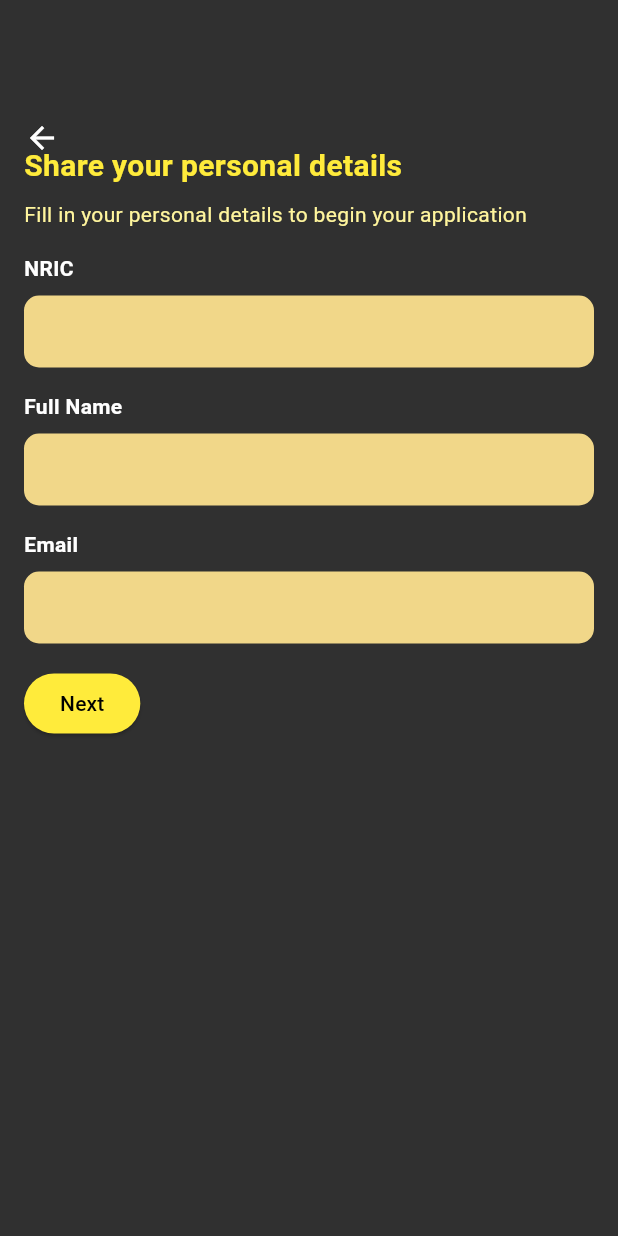
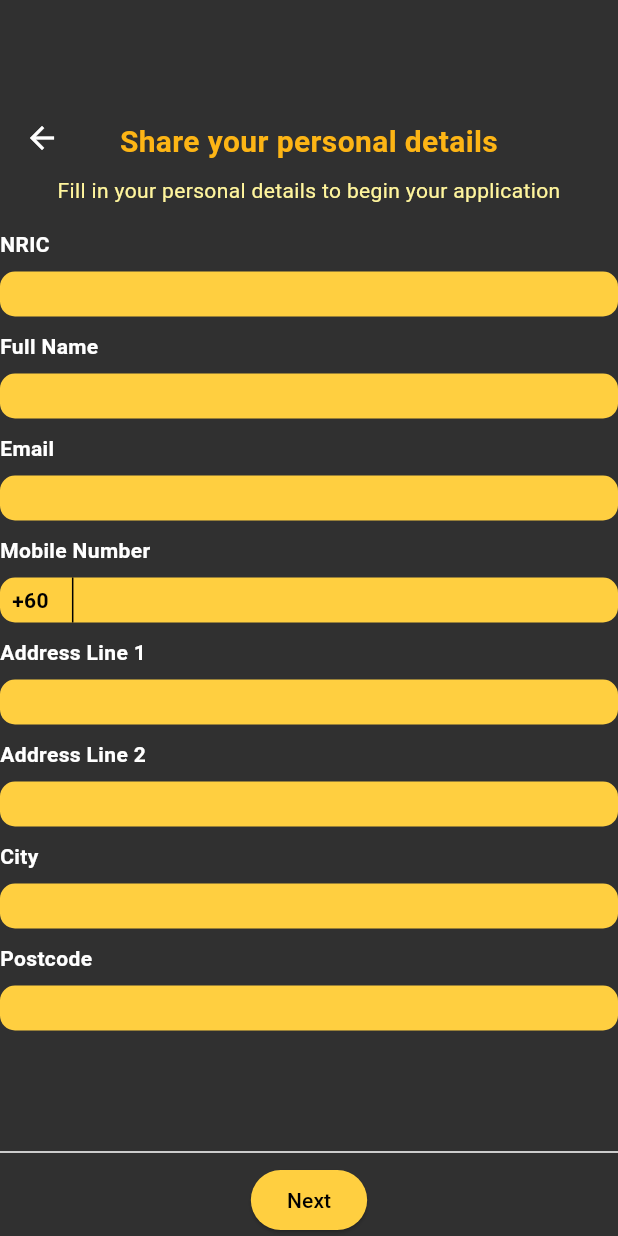
Before and after one commit to intanaqilah-mf/kitatongtong, a Flutter app: the ApplyAid screen opened directly, on a phone screen of 412 x 824 dp. Run offline on Flutter 3.47's test engine with Material 3 defaults, Android fonts, the phone set to English and light mode, and no system bars.

Commit message:
Completing first page Asnaf form

```diff
--- a/lib/pages/applyAid.dart
+++ b/lib/pages/applyAid.dart
@@ -41,9 +41,8 @@ class _ApplyAidState extends State<ApplyAid> {
                     padding: const EdgeInsets.symmetric(horizontal: 16.0),
                     child: Stack(
                       children: [
-                        // Progress Bar Background
                         Container(
-                          height: 15, // Increased height for visibility
+                          height: 23,
                           decoration: BoxDecoration(
                             color: Colors.white,
                             borderRadius: BorderRadius.circular(10),
@@ -54,7 +53,7 @@ class _ApplyAidState extends State<ApplyAid> {
                           duration: Duration(milliseconds: 300),
                           curve: Curves.easeInOut,
                           width: MediaQuery.of(context).size.width * 0.74 * (currentStep / totalSteps),
-                          height: 15, // Same height as background
+                          height: 23, // Same height as background
                           decoration: BoxDecoration(
                             color: Colors.green,
                             borderRadius: BorderRadius.circular(10),
@@ -77,18 +76,21 @@ class _ApplyAidState extends State<ApplyAid> {
           ),
         ),
       ),
-      body: Padding(
-        padding: const EdgeInsets.all(16.0),
+      body: Column(
+        crossAxisAlignment: CrossAxisAlignment.start,
+        children: [
+          // Centered Title and Subtitle
+          Center(
             child: Column(
-          crossAxisAlignment: CrossAxisAlignment.start,
               children: [
                 Text(
                   "Share your personal details",
                   style: TextStyle(
                     fontSize: 20,
                     fontWeight: FontWeight.bold,
-                color: Colors.yellow,
+                    color: Color(0xFFFDB515),
                   ),
+                  textAlign: TextAlign.center,
                 ),
                 SizedBox(height: 8),
                 Text(
@@ -97,20 +99,38 @@ class _ApplyAidState extends State<ApplyAid> {
                     fontSize: 14,
                     color: Colors.yellow[200],
                   ),
+                  textAlign: TextAlign.center,
+                ),
+              ],
+            ),
           ),
           SizedBox(height: 16),
           // NRIC Field
           buildTextField("NRIC"),
-            SizedBox(height: 16),
+          SizedBox(height: 10),
           // Full Name Field
           buildTextField("Full Name"),
-            SizedBox(height: 16),
+          SizedBox(height: 10),
           // Email Field
           buildTextField("Email"),
-            SizedBox(height: 16),
-            ElevatedButton(
+          SizedBox(height: 10),
+          // Mobile Number Field
+          buildMobileNumberField(),
+          SizedBox(height: 10),
+          buildTextField("Address Line 1"),
+          SizedBox(height: 10),
+          buildTextField("Address Line 2"),
+          SizedBox(height: 10),
+          buildTextField("City"),
+          SizedBox(height: 10),
+          buildTextField("Postcode"),
+          SizedBox(height: 10),
+          Spacer(), // Push the button to the bottom
+          Divider(color: Colors.white, thickness: 1), // White horizontal line
+          Center(
+            child: ElevatedButton(
               style: ElevatedButton.styleFrom(
-                backgroundColor: Colors.yellow, // Background color (was primary)
+                backgroundColor: Color(0xFFFFCF40), // Background color (was primary)
                 foregroundColor: Colors.black, // Text color (was onPrimary)
               ),
               onPressed: () {
@@ -122,9 +142,8 @@ class _ApplyAidState extends State<ApplyAid> {
               },
               child: Text("Next"),
             ),
-
+          ),
         ],
-        ),
       ),
     );
   }
@@ -144,18 +163,68 @@ class _ApplyAidState extends State<ApplyAid> {
         ),
         SizedBox(height: 8),
         Container(
+          height: 30,
           decoration: BoxDecoration(
-            color: Color(0xFFF1D789),
+            color: Color(0xFFFFCF40),
             borderRadius: BorderRadius.circular(10),
           ),
           child: TextField(
             decoration: InputDecoration(
               border: InputBorder.none,
-              contentPadding: EdgeInsets.symmetric(horizontal: 12),
+              contentPadding: EdgeInsets.symmetric(horizontal: 12, vertical: 8),
             ),
           ),
         ),
       ],
     );
   }
+
+  // Helper method to create the mobile number field
+  Widget buildMobileNumberField() {
+    return Column(
+      crossAxisAlignment: CrossAxisAlignment.start,
+      children: [
+        Text(
+          "Mobile Number",
+          style: TextStyle(
+            fontSize: 14,
+            fontWeight: FontWeight.bold,
+            color: Colors.white,
+          ),
+        ),
+        SizedBox(height: 8),
+        Container(
+          height: 30,
+          decoration: BoxDecoration(
+            color: Color(0xFFFFCF40),
+            borderRadius: BorderRadius.circular(10),
+          ),
+          child: Row(
+            children: [
+              Padding(
+                padding: const EdgeInsets.symmetric(horizontal: 8.0),
+                child: Text(
+                  "+60",
+                  style: TextStyle(
+                    fontSize: 14,
+                    fontWeight: FontWeight.bold,
+                    color: Colors.black,
+                  ),
+                ),
+              ),
+              VerticalDivider(color: Colors.black, thickness: 1),
+              Expanded(
+                child: TextField(
+                  decoration: InputDecoration(
+                    border: InputBorder.none,
+                    contentPadding: EdgeInsets.symmetric(horizontal: 12, vertical: 8),
+                  ),
+                ),
+              ),
+            ],
+          ),
+        ),
+      ],
+    );
   }
+}
```
Lines whose indentation alone changed are shown as unchanged.
